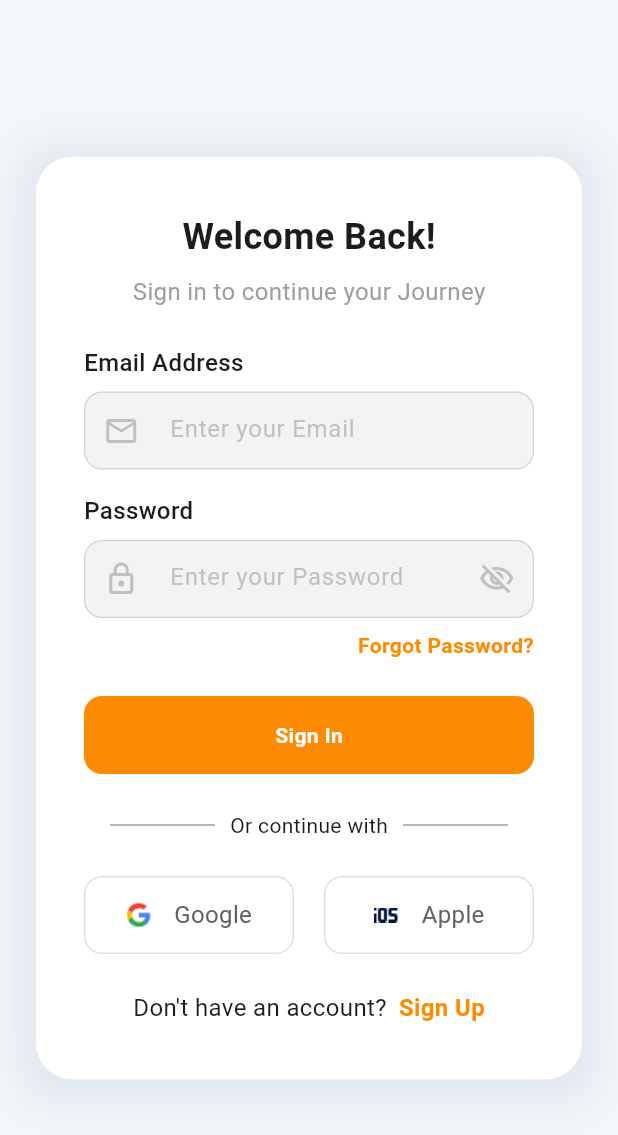
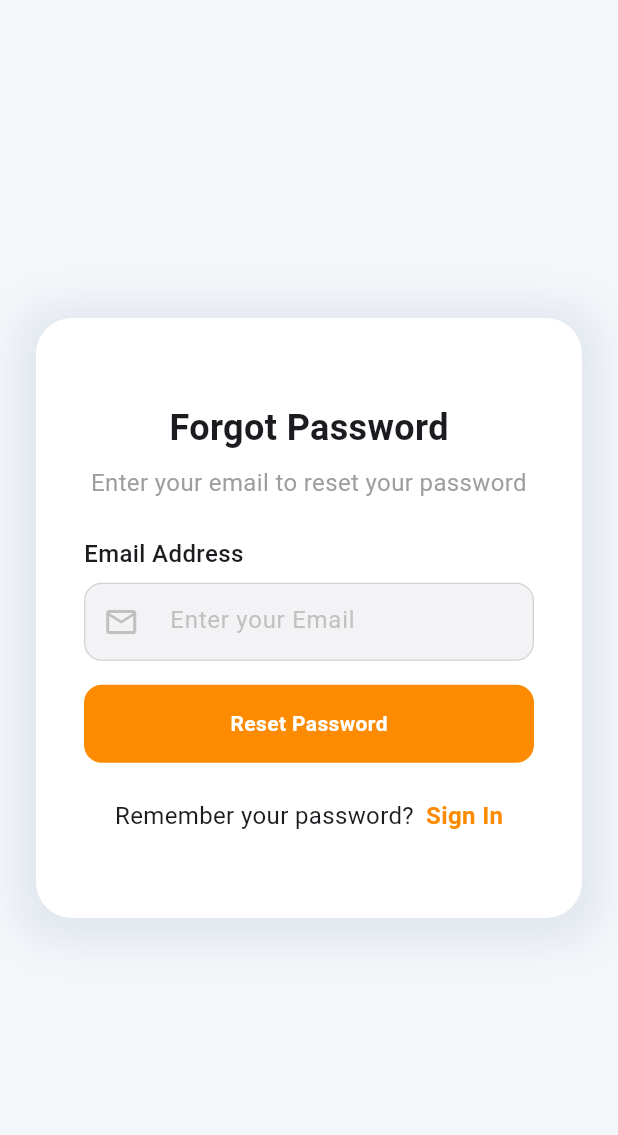
Before and after one commit to Jessetwo/vibrant_commerce, a Flutter app: the screen it shows after launch, after a tap on "Forgot Password?", on a phone screen of 412 x 824 dp. Shown: the top 1135 px of the screen. Run offline on Flutter 3.47's test engine with Material 3 defaults, Android fonts, the phone set to English and light mode, and no system bars.

Commit message:
forgot password page added

```diff
--- /dev/null
+++ b/lib/screens/auth/forgot_password.dart
@@ -0,0 +1,102 @@
+import 'package:flutter/material.dart';
+import 'package:vibrant_commerce/components/assets/app_colors.dart';
+import 'package:vibrant_commerce/components/widgets/my_button.dart';
+import 'package:vibrant_commerce/components/widgets/my_text_box.dart';
+import 'package:vibrant_commerce/components/widgets/social.dart';
+import 'package:vibrant_commerce/screens/auth/login.dart';
+import 'package:vibrant_commerce/screens/auth/register.dart';
+
+class ForgotPassword extends StatelessWidget {
+  const ForgotPassword({super.key});
+
+  @override
+  Widget build(BuildContext context) {
+    return Scaffold(
+      backgroundColor: AppColors.tertiaryColor,
+      body: SafeArea(
+        child: Padding(
+          padding: const EdgeInsets.all(24.0),
+          child: Center(
+            child: Container(
+              padding: const EdgeInsets.all(32.0),
+              width: double.infinity,
+              height: 400,
+
+              decoration: BoxDecoration(
+                borderRadius: BorderRadius.circular(24),
+                color: Colors.white,
+                boxShadow: [
+                  BoxShadow(
+                    color: Color(0xff002366).withOpacity(0.08),
+                    spreadRadius: 12,
+                    blurRadius: 24,
+                    offset: const Offset(0, 4), // changes position of shadow
+                  ),
+                ],
+              ),
+              child: Column(
+                mainAxisAlignment: MainAxisAlignment.center,
+                children: [
+                  Text(
+                    'Forgot Password',
+                    style: TextStyle(fontSize: 24, fontWeight: FontWeight.bold),
+                  ),
+                  const SizedBox(height: 8),
+                  Text(
+                    textAlign: TextAlign.center,
+                    'Enter your email to reset your password',
+                    style: TextStyle(fontSize: 16, color: Colors.grey),
+                  ),
+                  const SizedBox(height: 24),
+                  MyTextBox(
+                    hintText: ' Enter your Email',
+                    prefixIcon: Icons.email_outlined,
+                    title: 'Email Address',
+                  ),
+                  const SizedBox(height: 16),
+
+                  MyButton(
+                    title: 'Reset Password',
+                    onPressed: () {},
+                    color: AppColors.primaryColor,
+                  ),
+
+                  const SizedBox(height: 24),
+                  Row(
+                    mainAxisAlignment: MainAxisAlignment.center,
+                    children: [
+                      Text(
+                        'Remember your password?',
+                        style: TextStyle(fontSize: 16),
+                      ),
+                      const SizedBox(width: 8),
+                      GestureDetector(
+                        onTap: () {
+                          Navigator.push(
+                            context,
+                            MaterialPageRoute(
+                              builder: (context) => const Login(),
+                            ),
+                          );
+                          // Handle sign up action
+                        },
+                        child: Text(
+                          'Sign In',
+                          style: TextStyle(
+                            color: AppColors.primaryColor,
+                            fontWeight: FontWeight.bold,
+                            fontSize: 16,
+                          ),
+                        ),
+                      ),
+                    ],
+                  ),
+                ],
+              ),
+            ),
+          ),
+        ),
+      ),
+    );
+  }
+}
--- a/lib/screens/auth/login.dart
+++ b/lib/screens/auth/login.dart
@@ -3,6 +3,7 @@ import 'package:vibrant_commerce/components/assets/app_colors.dart';
 import 'package:vibrant_commerce/components/widgets/my_button.dart';
 import 'package:vibrant_commerce/components/widgets/my_text_box.dart';
 import 'package:vibrant_commerce/components/widgets/social.dart';
+import 'package:vibrant_commerce/screens/auth/forgot_password.dart';
 import 'package:vibrant_commerce/screens/auth/register.dart';
 
 class Login extends StatelessWidget {
@@ -66,12 +67,22 @@ class Login extends StatelessWidget {
                         onTap: () {
                           // Handle forgot password action
                         },
+                        child: GestureDetector(
+                          onTap: () {
+                            Navigator.push(
+                              context,
+                              MaterialPageRoute(
+                                builder: (context) => const ForgotPassword(),
+                              ),
+                            );
+                          },
                           child: Text(
                             'Forgot Password?',
                             style: TextStyle(
                               color: AppColors.primaryColor,
                               fontWeight: FontWeight.bold,
                               fontSize: 14,
+                            ),
                           ),
                         ),
                       ),
```
Lines whose indentation alone changed are shown as unchanged.
